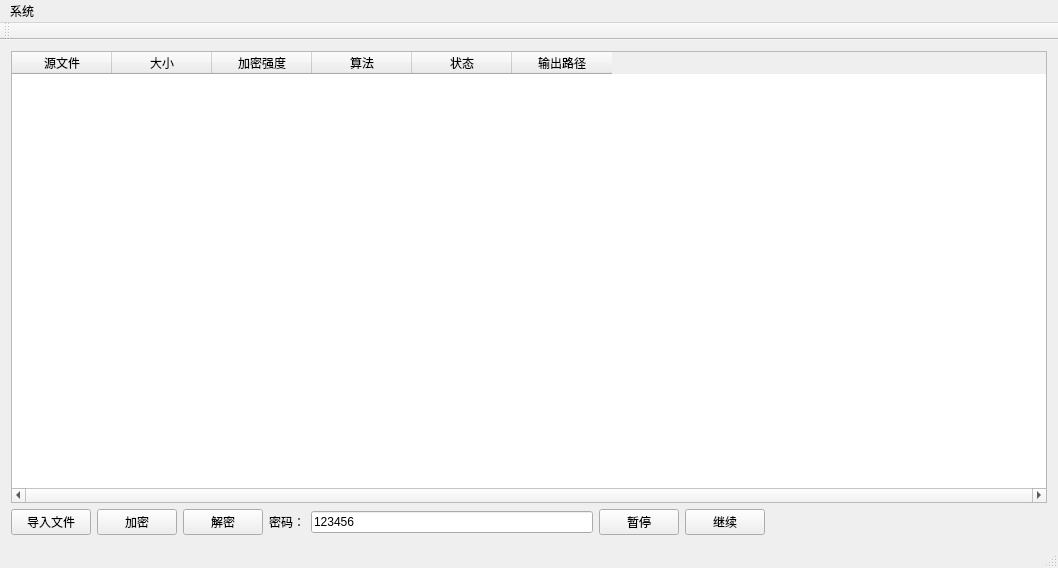
jedi007/Jedi_Encrypt, file mainwindow.ui: the form before one commit.
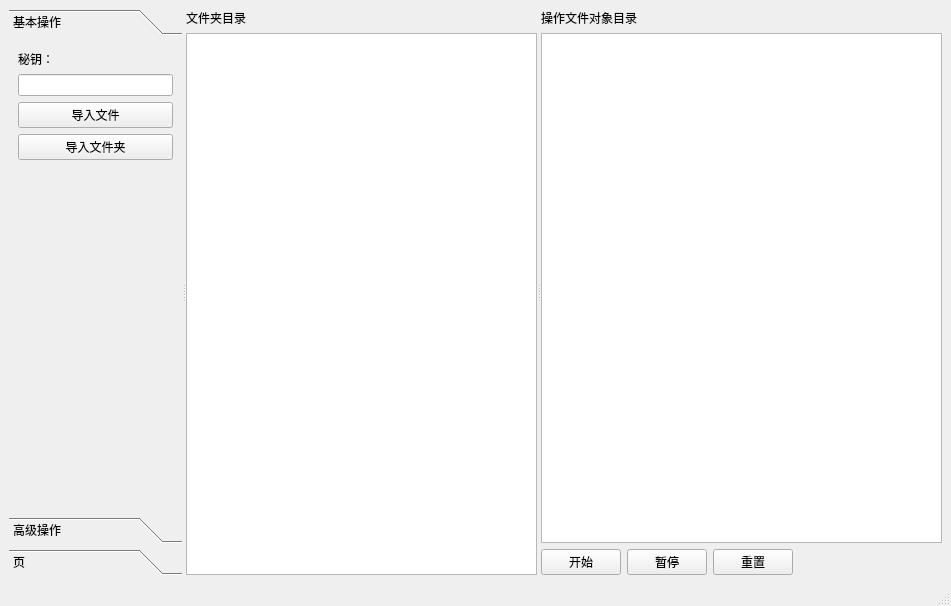
The form after the commit.

Commit message: 准备升级 加密系统2.0

What changed in the file:
```diff
--- a/mainwindow.ui
+++ b/mainwindow.ui
@@ -6,99 +6,176 @@
    <rect>
     <x>0</x>
     <y>0</y>
-    <width>1058</width>
-    <height>568</height>
+    <width>951</width>
+    <height>606</height>
    </rect>
   </property>
   <property name="windowTitle">
    <string>Jedi加密系統</string>
   </property>
-  <widget class="QWidget" name="centralWidget">
-   <layout class="QVBoxLayout" name="verticalLayout_2">
+  <widget class="QWidget" name="centralwidget">
+   <layout class="QVBoxLayout" name="verticalLayout_3">
     <item>
-     <layout class="QVBoxLayout" name="verticalLayout">
-      <item>
-       <widget class="QTableWidget" name="tableWidget">
+     <widget class="QSplitter" name="splitter">
+      <property name="orientation">
+       <enum>Qt::Horizontal</enum>
+      </property>
+      <widget class="QToolBox" name="toolBox">
         <property name="minimumSize">
          <size>
           <width>0</width>
           <height>0</height>
          </size>
         </property>
-        <property name="horizontalScrollBarPolicy">
-         <enum>Qt::ScrollBarAlwaysOn</enum>
-        </property>
-        <column>
-         <property name="text">
-          <string>源文件</string>
-         </property>
-        </column>
-        <column>
-         <property name="text">
-          <string>大小</string>
-         </property>
-        </column>
-        <column>
+       <property name="maximumSize">
+        <size>
+         <width>16777215</width>
+         <height>16777215</height>
+        </size>
+       </property>
+       <property name="currentIndex">
+        <number>0</number>
+       </property>
+       <widget class="QWidget" name="page">
+        <property name="geometry">
+         <rect>
+          <x>0</x>
+          <y>0</y>
+          <width>172</width>
+          <height>467</height>
+         </rect>
+        </property>
+        <attribute name="label">
+         <string>基本操作</string>
+        </attribute>
+        <layout class="QVBoxLayout" name="verticalLayout_5">
+         <item>
+          <layout class="QVBoxLayout" name="verticalLayout_4">
+           <item>
+            <widget class="QLabel" name="label_3">
          <property name="text">
-          <string>加密强度</string>
-         </property>
-        </column>
-        <column>
-         <property name="text">
-          <string>算法</string>
-         </property>
-        </column>
-        <column>
-         <property name="text">
-          <string>状态</string>
-         </property>
-        </column>
-        <column>
-         <property name="text">
-          <string>输出路径</string>
-         </property>
-        </column>
+              <string>秘钥：</string>
+             </property>
        </widget>
       </item>
       <item>
-       <layout class="QHBoxLayout" name="horizontalLayout">
+            <widget class="QLineEdit" name="lineEdit_encrypt_key"/>
+           </item>
         <item>
-         <widget class="QPushButton" name="BTimport">
+            <widget class="QPushButton" name="pushButton_import_file">
           <property name="text">
            <string>导入文件</string>
           </property>
          </widget>
         </item>
         <item>
-         <widget class="QPushButton" name="BTencypt">
+            <widget class="QPushButton" name="pushButton_import_dir">
           <property name="text">
-           <string>加密</string>
+              <string>导入文件夹</string>
           </property>
          </widget>
         </item>
         <item>
-         <widget class="QPushButton" name="BTdecypt">
-          <property name="text">
-           <string>解密</string>
-          </property>
-         </widget>
-        </item>
+            <spacer name="verticalSpacer">
+             <property name="orientation">
+              <enum>Qt::Vertical</enum>
+             </property>
+             <property name="sizeHint" stdset="0">
+              <size>
+               <width>20</width>
+               <height>40</height>
+              </size>
+             </property>
+            </spacer>
+           </item>
+          </layout>
+         </item>
+        </layout>
+       </widget>
+       <widget class="QWidget" name="page_2">
+        <property name="geometry">
+         <rect>
+          <x>0</x>
+          <y>0</y>
+          <width>172</width>
+          <height>467</height>
+         </rect>
+        </property>
+        <attribute name="label">
+         <string>高级操作</string>
+        </attribute>
+       </widget>
+       <widget class="QWidget" name="page_3">
+        <property name="geometry">
+         <rect>
+          <x>0</x>
+          <y>0</y>
+          <width>172</width>
+          <height>467</height>
+         </rect>
+        </property>
+        <attribute name="label">
+         <string>页</string>
+        </attribute>
+       </widget>
+      </widget>
+      <widget class="QWidget" name="layoutWidget">
+       <layout class="QVBoxLayout" name="verticalLayout">
         <item>
          <widget class="QLabel" name="label">
           <property name="text">
-           <string>密码：</string>
+           <string>文件夹目录</string>
           </property>
          </widget>
         </item>
         <item>
-         <widget class="QLineEdit" name="lineEdit">
+         <widget class="QTreeView" name="treeView">
+          <property name="minimumSize">
+           <size>
+            <width>0</width>
+            <height>0</height>
+           </size>
+          </property>
+          <property name="maximumSize">
+           <size>
+            <width>16777215</width>
+            <height>16777215</height>
+           </size>
+          </property>
+         </widget>
+        </item>
+       </layout>
+      </widget>
+      <widget class="QWidget" name="layoutWidget">
+       <layout class="QVBoxLayout" name="verticalLayout_2">
+        <item>
+         <widget class="QLabel" name="label_2">
           <property name="text">
-           <string>123456</string>
+           <string>操作文件对象目录</string>
           </property>
          </widget>
         </item>
         <item>
-         <widget class="QPushButton" name="BTpause">
+         <widget class="QTableView" name="tableView">
+          <property name="sizePolicy">
+           <sizepolicy hsizetype="Expanding" vsizetype="Expanding">
+            <horstretch>10</horstretch>
+            <verstretch>0</verstretch>
+           </sizepolicy>
+          </property>
+         </widget>
+        </item>
+        <item>
+         <layout class="QHBoxLayout" name="horizontalLayout">
+          <item>
+           <widget class="QPushButton" name="pushButton">
+            <property name="text">
+             <string>开始</string>
+            </property>
+           </widget>
+          </item>
+          <item>
+           <widget class="QPushButton" name="pushButton_2">
           <property name="text">
            <string>暂停</string>
           </property>
@@ -107,7 +184,7 @@
         <item>
          <widget class="QPushButton" name="BTcontinue">
           <property name="text">
-           <string>继续</string>
+             <string>重置</string>
           </property>
          </widget>
         </item>
@@ -127,6 +204,8 @@
        </layout>
       </item>
      </layout>
+      </widget>
+     </widget>
     </item>
    </layout>
   </widget>
@@ -135,34 +214,13 @@
     <rect>
      <x>0</x>
      <y>0</y>
-     <width>1058</width>
-     <height>23</height>
+     <width>951</width>
+     <height>21</height>
     </rect>
    </property>
-   <widget class="QMenu" name="menu">
-    <property name="title">
-     <string>系统</string>
-    </property>
-    <addaction name="actionshezhi"/>
-   </widget>
-   <addaction name="menu"/>
-  </widget>
-  <widget class="QToolBar" name="mainToolBar">
-   <attribute name="toolBarArea">
-    <enum>TopToolBarArea</enum>
-   </attribute>
-   <attribute name="toolBarBreak">
-    <bool>false</bool>
-   </attribute>
-  </widget>
-  <widget class="QStatusBar" name="statusBar"/>
-  <action name="actionshezhi">
-   <property name="text">
-    <string>设置</string>
-   </property>
-  </action>
- </widget>
- <layoutdefault spacing="6" margin="11"/>
+  </widget>
+  <widget class="QStatusBar" name="statusbar"/>
+ </widget>
  <resources/>
  <connections/>
 </ui>
```
Left out of the diff: 6 changed lines with no effect on the pictures. Lines whose indentation alone changed are shown as unchanged. The commit also changes 20 other files.
